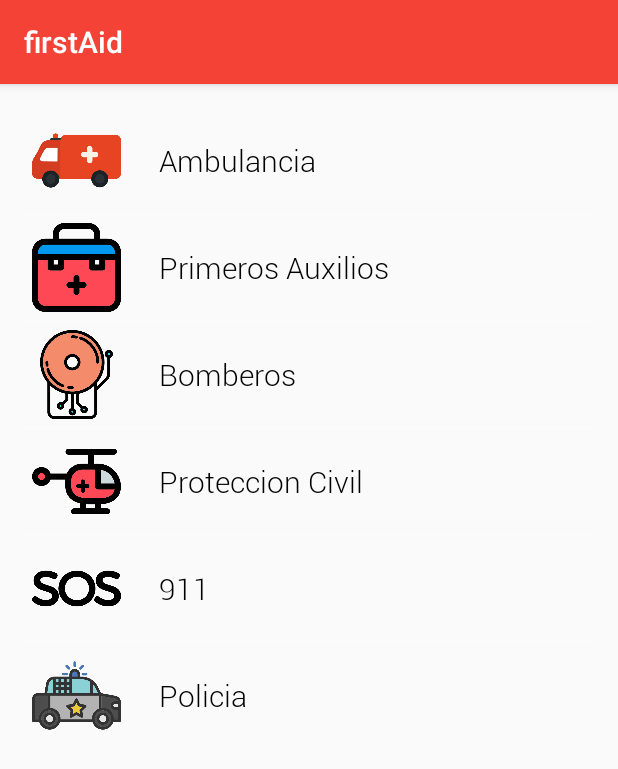
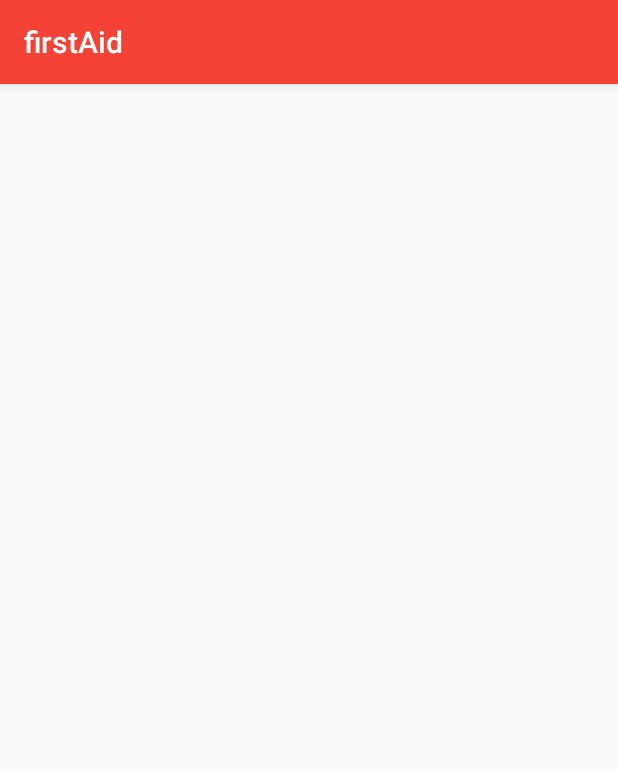
Before and after one commit to horaciogarza/MobileDevicesProject, an Android app: the Phones screen opened directly, with no data from a screen before it, on a phone screen of 412 x 824 dp. Shown: the top 769 px of the screen. Run offline under Robolectric (Android 15) with nearby library versions, the phone set to English and light mode, and no system bars.

Commit message:
Revert "bla bla bla"
This reverts commit 92344659179b3590c6871f8e22e305d82a8fda13.

```diff
--- a/app/src/main/AndroidManifest.xml
+++ b/app/src/main/AndroidManifest.xml
@@ -10,8 +10,7 @@
         android:icon="@mipmap/ic_launcher"
         android:label="@string/app_name"
         android:supportsRtl="true"
-        android:theme="@style/AppTheme"
-        android:largeHeap="true">
+        android:theme="@style/AppTheme">
         <meta-data
             android:name="com.google.android.geo.API_KEY"
             android:value="AIzaSyDA0t0Q6BplXBJ2VerPcNp3gTWlS1csjcY" />
--- a/app/src/main/java/com/example/publicfinalsdevs/firstaid/CustomAdapter.java
+++ b/app/src/main/java/com/example/publicfinalsdevs/firstaid/CustomAdapter.java
@@ -1,38 +1,72 @@
 package com.example.publicfinalsdevs.firstaid;
 
-import android.app.Activity;
+import android.widget.BaseAdapter;
 import android.content.Context;
 import android.view.LayoutInflater;
 import android.view.View;
+import android.view.View.OnClickListener;
 import android.view.ViewGroup;
-import android.widget.ArrayAdapter;
 import android.widget.ImageView;
 import android.widget.TextView;
+import android.widget.Toast;
 
-import com.example.publicfinalsdevs.firstaid.R;
+public class CustomAdapter extends BaseAdapter{
 
-public class CustomAdapter extends ArrayAdapter {
-    String[] androidListViewStrings;
-    Integer[] imagesId;
+    String [] result;
     Context context;
+    int [] imageId;
+    private static LayoutInflater inflater=null;
 
-    public CustomAdapter(Activity context, Integer[] imagesId, String[] textListView) {
-        super(context, R.layout.phones_custom_list, textListView);
-        this.androidListViewStrings = textListView;
-        this.imagesId = imagesId;
-        this.context = context;
+    public CustomAdapter(Phones mainActivity, String[] prgmNameList, int[] prgmImages) {
+        // TODO Auto-generated constructor stub
+        result=prgmNameList;
+        context=mainActivity;
+        imageId=prgmImages;
+        inflater = ( LayoutInflater )context.
+                getSystemService(Context.LAYOUT_INFLATER_SERVICE);
+    }
+    @Override
+    public int getCount() {
+        // TODO Auto-generated method stub
+        return result.length;
     }
 
     @Override
-    public View getView(int i, View view, ViewGroup viewGroup) {
-        LayoutInflater layoutInflater = (LayoutInflater) context
-                .getSystemService(Context.LAYOUT_INFLATER_SERVICE);
-        View viewRow = layoutInflater.inflate(R.layout.phones_custom_list, null,
-                true);
-        TextView mtextView = (TextView) viewRow.findViewById(R.id.text_view);
-        ImageView mimageView = (ImageView) viewRow.findViewById(R.id.image_view);
-        mtextView.setText(androidListViewStrings[i]);
-        mimageView.setImageResource(imagesId[i]);
-        return viewRow;
+    public Object getItem(int position) {
+        // TODO Auto-generated method stub
+        return position;
     }
+
+    @Override
+    public long getItemId(int position) {
+        // TODO Auto-generated method stub
+        return position;
+    }
+
+    public class Holder
+    {
+        TextView tv;
+        ImageView img;
+    }
+    @Override
+    public View getView(final int position, View convertView, ViewGroup parent) {
+        // TODO Auto-generated method stub
+        Holder holder=new Holder();
+        View rowView;
+        rowView = inflater.inflate(R.layout.phones_custom_list, null);
+
+        holder.tv = (TextView) rowView.findViewById(R.id.textView1);
+        holder.img = (ImageView) rowView.findViewById(R.id.imageView1);
+        holder.tv.setText(result[position]);
+        holder.img.setImageResource(imageId[position]);
+        rowView.setOnClickListener(new OnClickListener() {
+            @Override
+            public void onClick(View v) {
+                // TODO Auto-generated method stub
+                Toast.makeText(context, "You Clicked "+result[position], Toast.LENGTH_LONG).show();
+            }
+        });
+        return rowView;
+    }
+
 }
--- a/app/src/main/java/com/example/publicfinalsdevs/firstaid/MainActivity.java
+++ b/app/src/main/java/com/example/publicfinalsdevs/firstaid/MainActivity.java
@@ -24,7 +24,6 @@ package com.example.publicfinalsdevs.firstaid;
 import android.app.AlertDialog;
 import android.content.DialogInterface;
 import android.content.Intent;
-import android.graphics.Typeface;
 import android.os.Bundle;
 import android.support.v7.app.AppCompatActivity;
 import android.util.Log;
@@ -61,9 +60,7 @@ public class MainActivity extends AppCompatActivity implements  View.OnClickList
         }
 
         //---Declaracion y Asociasion de botones con XML
-        Button btn_mapa;
-        btn_mapa = (Button) findViewById(R.id.btnmap);
-
+        Button btn_mapa;   btn_mapa = (Button) findViewById(R.id.btnmap);
         Button btn_user;   btn_user = (Button) findViewById(R.id.btnperfil);
         Button btn_SOS;    btn_SOS = (Button) findViewById(R.id.btnSOS);
         Button btn_contactos;   btn_contactos = (Button) findViewById(R.id.btncontactos);
@@ -75,7 +72,6 @@ public class MainActivity extends AppCompatActivity implements  View.OnClickList
         btn_user.setOnClickListener(this);
         btn_SOS.setOnClickListener(this);
         btn_emergencyNum.setOnClickListener(this);
-
 
         btn_SOS.setOnLongClickListener(new View.OnLongClickListener() {
             @Override
--- a/app/src/main/java/com/example/publicfinalsdevs/firstaid/Phones.java
+++ b/app/src/main/java/com/example/publicfinalsdevs/firstaid/Phones.java
@@ -3,7 +3,6 @@ package com.example.publicfinalsdevs.firstaid;
 import android.content.Context;
 import android.support.v7.app.AppCompatActivity;
 import android.os.Bundle;
-import android.util.Log;
 import android.view.View;
 import android.widget.AdapterView;
 import android.widget.ListView;
@@ -12,7 +11,7 @@ import java.util.ArrayList;
 
 public class Phones extends AppCompatActivity {
 
-    /*
+
     @Override
     protected void onCreate(Bundle savedInstanceState) {
         super.onCreate(savedInstanceState);
@@ -20,57 +19,28 @@ public class Phones extends AppCompatActivity {
 
         ListView lv;
         Context context;
+        ArrayList prgmName;
+        int [] prgmImages={R.drawable.transport1,R.drawable.medical1,R.drawable.technology,R.drawable.transport,
+                            R.drawable.sign, R.drawable.transport5};
 
+        String [] prgmNameList={getResources().getString(R.string.epn_ambulance),
+                getResources().getString(R.string.epn_firstAid),getResources().getString(R.string.epn_firemen),
+                getResources().getString(R.string.epn_civil), getResources().getString(R.string.epn_oneNineNine),
+                getResources().getString(R.string.epn_police)};
         context = this;
 
         lv = (ListView) findViewById(R.id.phonesListView);
         CustomAdapter phonesCustomAdapter = new CustomAdapter(this, prgmNameList, prgmImages);
-            try{
-                lv.setAdapter(phonesCustomAdapter);
-            }
-            catch(Exception ex){
+        /*lv.setAdapter(phonesCustomAdapter);
 
-                Log.v("Custom Adapter", ex.getMessage());
-            }
-
-
-            lv.setOnItemClickListener(new AdapterView.OnItemClickListener() {
+        lv.setOnItemClickListener(new AdapterView.OnItemClickListener(){
 
             @Override
-                public void onItemClick(AdapterView<?> adapterView, View view, int i, long l) {
+            public void onItemClick(AdapterView<?> adapterView, View view, int i, long l){
                 //Code goes here
 
             }
-            });
-        String androidListViewStrings[] = {"Android ListView Example", "Android Custom ListView Example", "Custom ListView Example",
-                "Android List Adapter", "Custom Adapter ListView", "ListView Tutorial",
-                "ListView with Image and Text", "Custom ListView Text and Image", "ListView Custom Tutorial"};
-
-        Integer image_id[] = {R.drawable.transport, R.drawable.transport, R.drawable.transport,
-                R.drawable.transport, R.drawable.transport, R.drawable.transport,
-                R.drawable.transport, R.drawable.transport, R.drawable.transport};*/
-
-
-        Integer prgmImages[] = {R.drawable.transport1, R.drawable.medical1, R.drawable.technology,
-                R.drawable.transport, R.drawable.sign, R.drawable.police};
-
-        String  prgmNameList[] = {"Ambulancia","Primeros Auxilios","Bomberos",
-                "Proteccion Civil", "911", "Policia"};
-
-        @Override
-        protected void onCreate(Bundle savedInstanceState) {
-            super.onCreate(savedInstanceState);
-            setContentView(R.layout.activity_phones);
-            try{
-                CustomAdapter androidListAdapter = new CustomAdapter(this, prgmImages, prgmNameList);
-                ListView androidListView = (ListView) findViewById(R.id.phonesListView);
-                androidListView.setAdapter(androidListAdapter);
-
-            }
-            catch(Exception ex){
-                Log.v("Error_phones.java", ex.getMessage());
-            }
-
+        });*/
 
     }
 }
--- a/app/src/main/res/layout/phones_custom_list.xml
+++ b/app/src/main/res/layout/phones_custom_list.xml
@@ -2,26 +2,21 @@
 <LinearLayout xmlns:android="http://schemas.android.com/apk/res/android"
     android:layout_width="match_parent"
     android:layout_height="match_parent"
-    android:orientation="horizontal">
+    android:orientation="horizontal" >
 
     <ImageView
-        android:id="@+id/image_view"
-        android:layout_width="70dp"
-        android:layout_height="70dp"
-        android:layout_gravity="center_vertical"
-        android:padding="5dp"
+        android:id="@+id/imageView1"
+        android:layout_gravity="center"
+        android:layout_width="48dp"
+        android:layout_height="48dp"
+        android:src="@drawable/asma" />
 
-        />
-
-    <utils.RobotoTextView
-        android:id="@+id/text_view"
+    <TextView
+        android:id="@+id/textView1"
+        android:layout_gravity="center"
         android:layout_width="wrap_content"
         android:layout_height="wrap_content"
-        android:layout_gravity="center_vertical"
-        android:layout_marginLeft="20dp"
-        android:textSize="20dp"
-        android:text="Custom Android ListView Example"
-        android:textColor="#000"
-        android:textStyle="bold" />
+        android:textSize="25dp"
+        android:text="TextView" />
 
 </LinearLayout>
```
Also changed, not shown: app/src/main/java/utils/RobotoButton.java (+1 -25 lines), app/src/main/java/utils/RobotoTextView.java (+1 -29 lines), app/src/main/res/layout/activity_main.xml (+10 -10 lines), app/src/main/res/drawable/transport2.png (renamed from app/src/main/res/drawable/police.png). Lines whose indentation alone changed are shown as unchanged.
